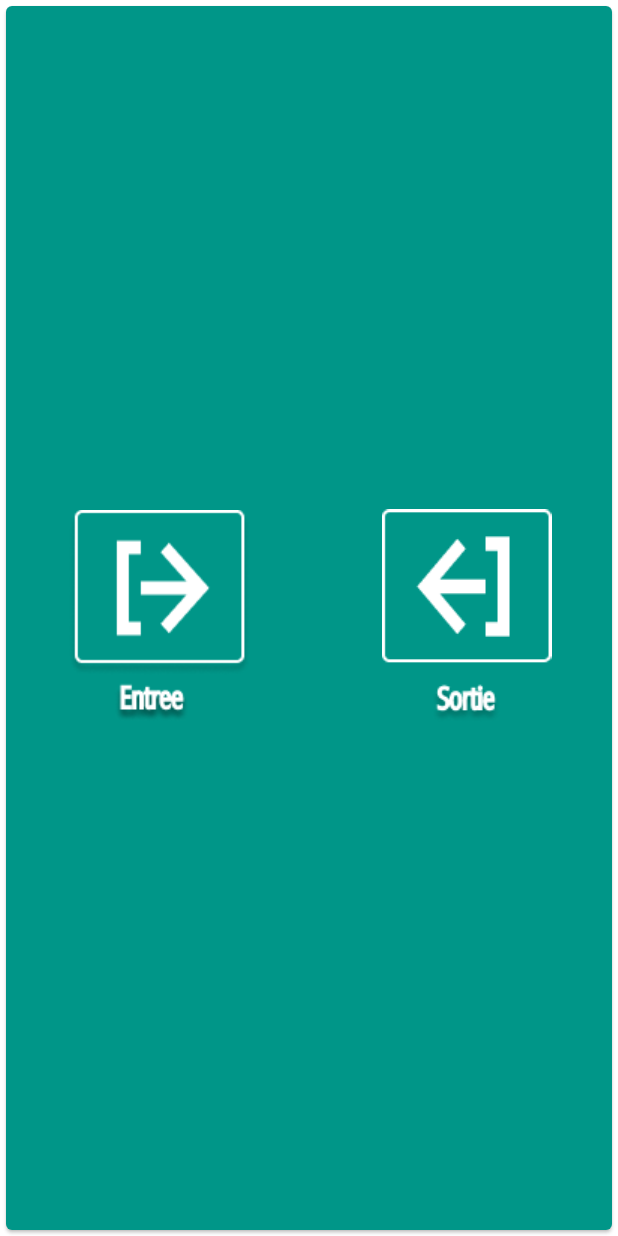
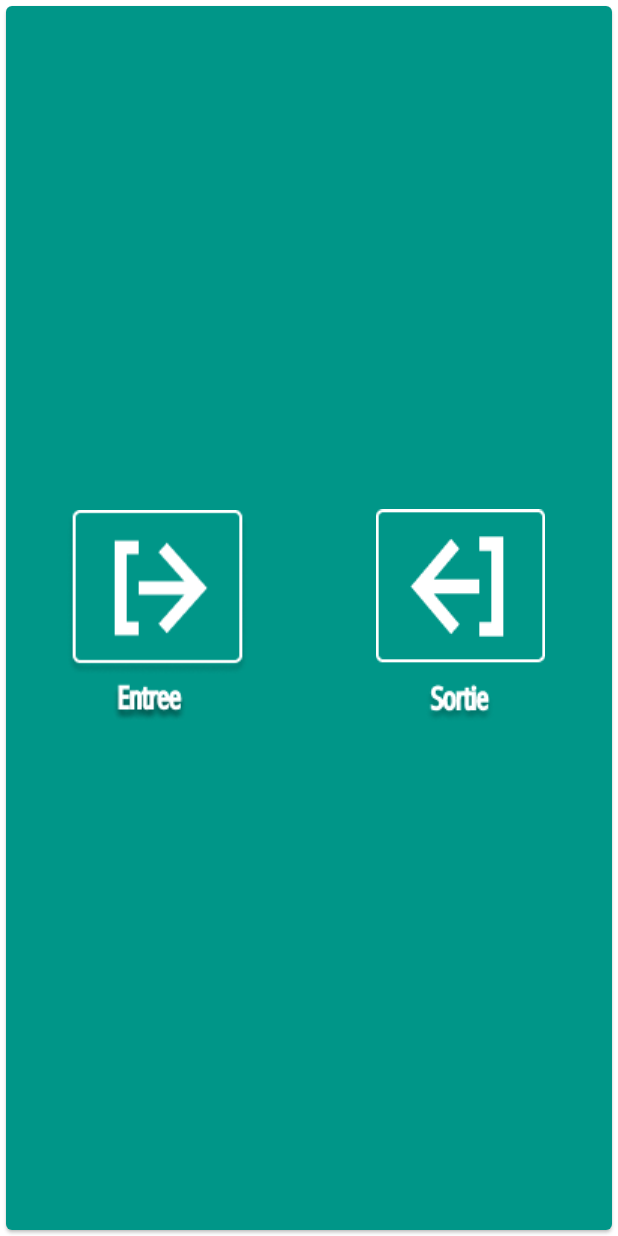
Before and after one commit to Fadilou-coder/projet_carte_acces_mobile, a Flutter app: the Visiteur screen opened directly, on a phone screen of 412 x 824 dp. Run offline on Flutter 3.47's test engine with Material 2 defaults, Android fonts, the phone set to English and light mode, and no system bars; our stand-ins replace google_fonts, shared_preferences; missing offline and left inert: flutter_barcode_scanner, sweetalert; accounts and stored records are empty; project files that could hold a hidden picture were left out.

Commit message:
responsivité

```diff
--- a/lib/visiteur/visiteur.dart
+++ b/lib/visiteur/visiteur.dart
@@ -32,16 +32,20 @@ class VisiteurState extends State<Visiteur> {
         child: Card(
             color: kPrimaryColor,
             child: Row(mainAxisAlignment: MainAxisAlignment.center, children: [
-              CupertinoButton(
-                  child: Image.asset(
-                    "assets/images/entree.png",
-                    width: size.width / 2.5,
-                  ),
-                  onPressed: () => scanQRCode("entree")),
-              CupertinoButton(
-                  child: Image.asset("assets/images/sortie.png",
-                      width: size.width / 2.5),
-                  onPressed: () => scanQRCode("entree")),
+              Expanded(
+                  flex: 1,
+                  child: CupertinoButton(
+                      child: Image.asset(
+                        "assets/images/entree.png",
+                        width: size.width / 2,
+                      ),
+                      onPressed: () => scanQRCode("entree"))),
+              Expanded(
+                  flex: 1,
+                  child: CupertinoButton(
+                      child: Image.asset("assets/images/sortie.png",
+                          width: size.width / 2),
+                      onPressed: () => scanQRCode("entree"))),
             ])),
       ),
     );
```
